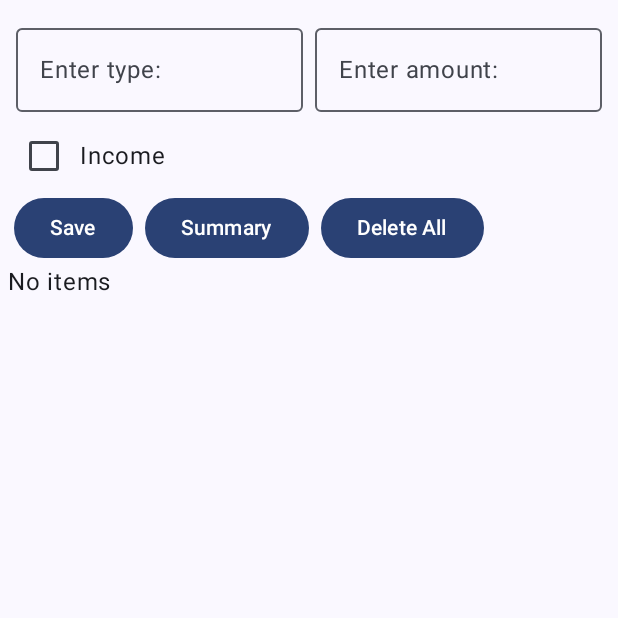
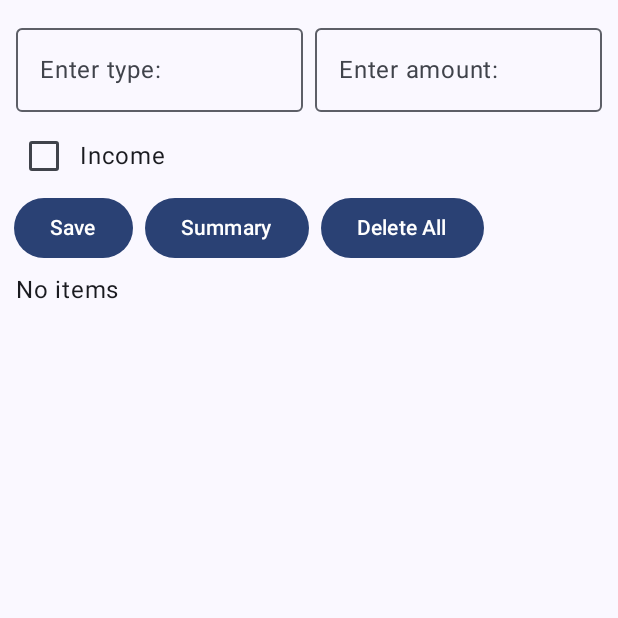
Before and after one commit to Maleila/AndWallet, an Android app built with Jetpack Compose: the screen it shows after launch (MainActivity), on a phone screen of 412 x 824 dp, the top half of it. Run offline under Robolectric (Android 15) with nearby library versions, the phone set to English and light mode, and no system bars.

Commit message:
fixed spacing of "no items"

```diff
--- a/app/src/main/java/hu/ait/andwallet/screen/WalletScreen.kt
+++ b/app/src/main/java/hu/ait/andwallet/screen/WalletScreen.kt
@@ -113,7 +113,7 @@ fun WalletScreen(
             }
         }
         if (walletViewModel.getAllItems().isEmpty())
-            Text(text = "No items")
+            Text(text = "No items", modifier = Modifier.padding(5.dp))
         else {
             LazyColumn(modifier = Modifier.fillMaxHeight()) {
                 items(walletViewModel.getAllItems()) {
```
